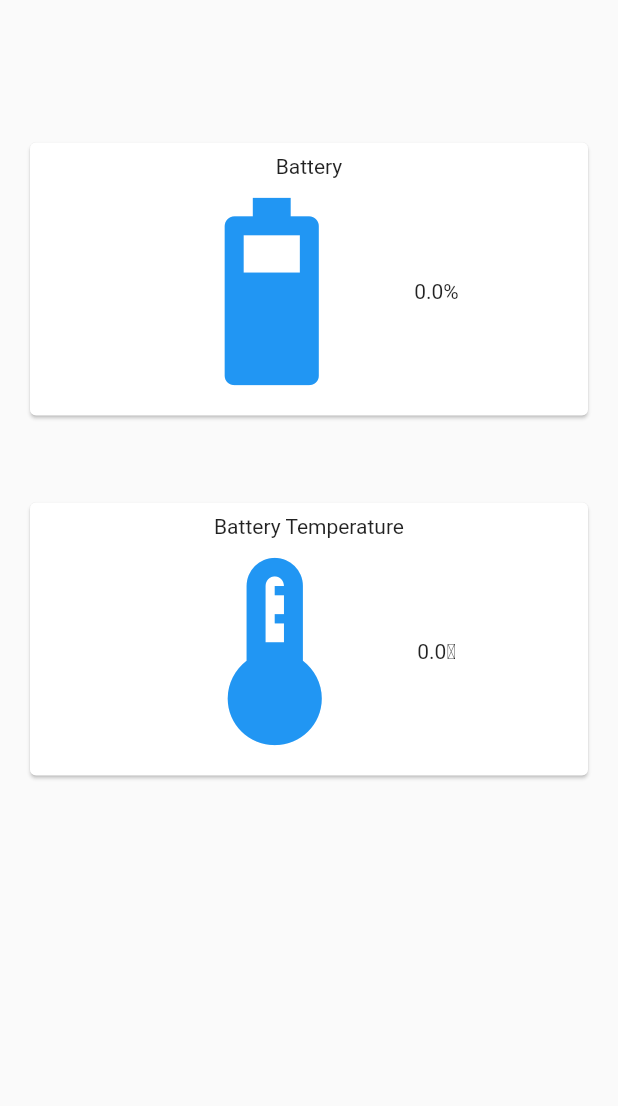
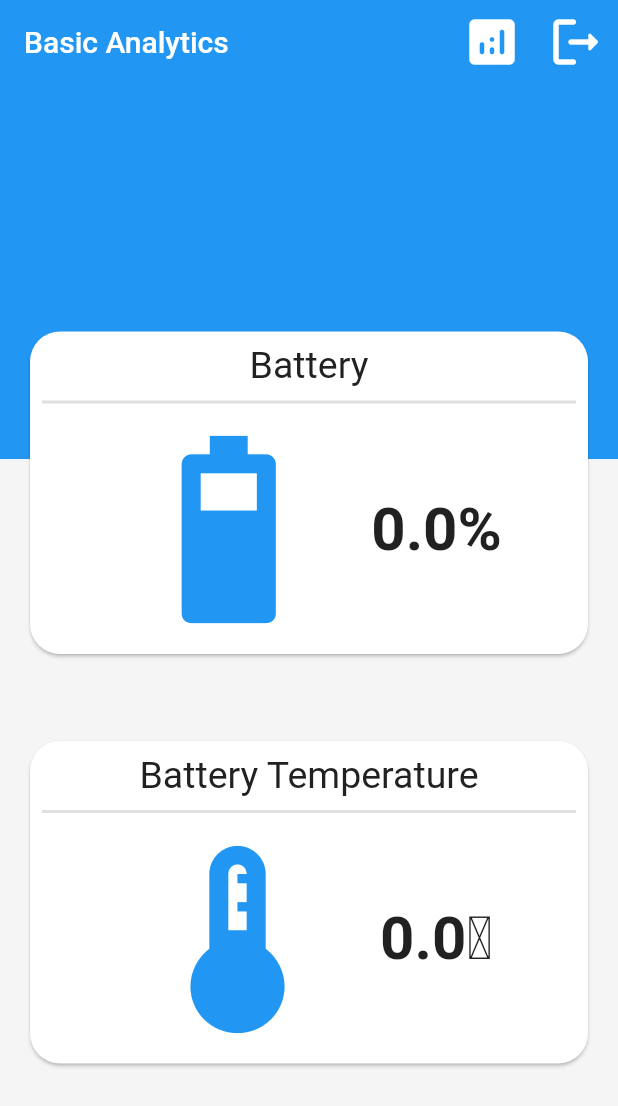
Before and after one commit to pykidev/The-EV-Life-2, a Flutter app: the Home screen opened directly, on a phone screen of 412 x 824 dp. Shown: the top 1106 px of the screen. Run offline on Flutter 3.47's test engine with Material 2 defaults, Android fonts, the phone set to English and light mode, and no system bars; our stand-ins replace firebase_auth, firebase_core, syncfusion_flutter_charts; accounts and stored records are empty.

Commit message:
User authentication using firebase and prettying up home page

```diff
--- a/lib/custom_widgets/custom_form_widget.dart
+++ b/lib/custom_widgets/custom_form_widget.dart
@@ -1,5 +1,5 @@
 import 'package:flutter/material.dart';
-import 'package:flutter/services.dart';
+// import 'package:flutter/services.dart';
 
 class CustomForm {
 
--- a/lib/custom_widgets/data_card.dart
+++ b/lib/custom_widgets/data_card.dart
@@ -62,11 +62,13 @@ class _DataCardState extends State<DataCard>{
   @override
   Widget build(BuildContext context){
     return Card(
+      shape: RoundedRectangleBorder(borderRadius: BorderRadius.all(Radius.circular(20.0))),
       child: Padding(
         padding: EdgeInsets.all(8.0),
         child: Column(
           children: <Widget>[
-            Text( widget.isBattery ? 'Battery' : 'Battery Temperature'),
+            Text( widget.isBattery ? 'Battery' : 'Battery Temperature', style: TextStyle(fontSize: 25.0, color: Colors.grey[900]),),
+            Divider(height: 20.0, color: Colors.grey[450], thickness: 2.0),
             Row(
               mainAxisAlignment: MainAxisAlignment.center,
               crossAxisAlignment: CrossAxisAlignment.center,
@@ -79,7 +81,7 @@ class _DataCardState extends State<DataCard>{
                 Container(
                   width: 20.0,
                 ),
-                Text('$data' + (widget.isBattery ? '%':'\u2103')),
+                Text('$data' + (widget.isBattery ? '%':'\u2103'), style: TextStyle(fontSize: 40.0, fontWeight: FontWeight.bold, color: Colors.grey[900])),
               ],
             )
           ],
--- a/lib/pages/home.dart
+++ b/lib/pages/home.dart
@@ -1,11 +1,57 @@
+// ignore_for_file: prefer_const_constructors
+
+// import 'dart:js';
+
 import 'package:flutter/material.dart';
+import 'package:the_ev_life/custom_widgets/custom_forms.dart';
 import 'package:the_ev_life/custom_widgets/data_card.dart';
+import 'package:the_ev_life/firebase_utils/auth.dart';
+import 'package:the_ev_life/pages/pro_analytics.dart';
 
-class Home extends StatelessWidget {
+class Home extends StatefulWidget {
+  @override
+  _HomeState createState() => _HomeState();
+}
+class _HomeState extends State<Home> {
+  AuthService _authService = AuthService();
+
+  void signOut() async {
+    await _authService.signOutUser();
+    Navigator.pushReplacement(context, MaterialPageRoute(builder: (context) => LoginForm()));
+  }
+
   @override
   Widget build(BuildContext context){
     return Scaffold(
+      backgroundColor: Colors.grey[100],
+      appBar: AppBar(
+        elevation: 0,
+        automaticallyImplyLeading: false,
+        leading: null,
+        title: Text('Basic Analytics'),
+        // centerTitle: true,
+        actions: [
+          IconButton(onPressed: () {
+            Navigator.push(context, MaterialPageRoute(builder: (context) => ProAnalytics()));
+          }, icon: Icon(Icons.analytics_rounded), iconSize: 40.0,),
+          IconButton(
+            onPressed: signOut,
+            icon: Icon(Icons.logout_rounded), iconSize: 40.0),
+        ]
+      ),
       body: SingleChildScrollView(
+        child: Stack(
+          children: <Widget>[
+            Container(
+              height: 250,
+              // color: Colors.blue,
+              decoration: BoxDecoration(
+                // borderRadius: BorderRadius.vertical(bottom: Radius.circular(10.0)),
+                color: Colors.blue
+              ),
+            ),
+            Container(
+              margin: EdgeInsets.fromLTRB(0, 70, 0, 0),
               child: Padding(
                 padding: const EdgeInsets.all(16.0),
                   child: Column(
@@ -20,6 +66,9 @@ class Home extends StatelessWidget {
                       ]
                     ),
             ),
+          ),
+        ]
+          ),
       )
     );
   }
--- a/pubspec.yaml
+++ b/pubspec.yaml
@@ -37,6 +37,9 @@ dependencies:
   cupertino_icons: ^1.0.2
   syncfusion_flutter_charts: ^22.1.37
   http: ^1.1.0
+  firebase_core: ^2.14.0
+  cloud_firestore: ^4.8.2
+  firebase_auth: ^4.6.3
 
 dev_dependencies:
   flutter_test:
```
Also changed, not shown: lib/custom_widgets/custom_forms.dart (+32 -3 lines), lib/firebase_utils/auth.dart (added, +35 -0 lines), lib/firebase_utils/firebase_service.dart (added, +8 -0 lines), lib/main.dart (+23 -5 lines), lib/firebase_options.dart (added), lib/firebase_utils/read.dart (added), pubspec.lock, 11 other files. Lines whose indentation alone changed are shown as unchanged.
